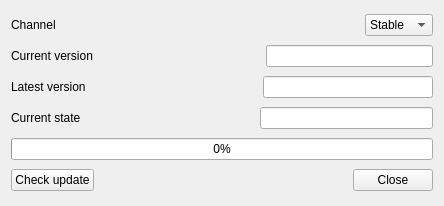
First picture: the form in src/udt/forms/mainwindow.ui, repository wangwenx190/dynamic-desktop, before the edit.
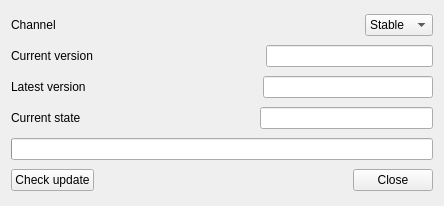
Second picture: the form after the edit. Icons and pictures are not drawn.

What changed in the file:
```diff
--- a/src/udt/forms/mainwindow.ui
+++ b/src/udt/forms/mainwindow.ui
@@ -158,7 +158,7 @@
       <number>0</number>
      </property>
      <property name="textVisible">
-      <bool>true</bool>
+      <bool>false</bool>
      </property>
      <property name="textDirection">
       <enum>QProgressBar::TopToBottom</enum>
```
